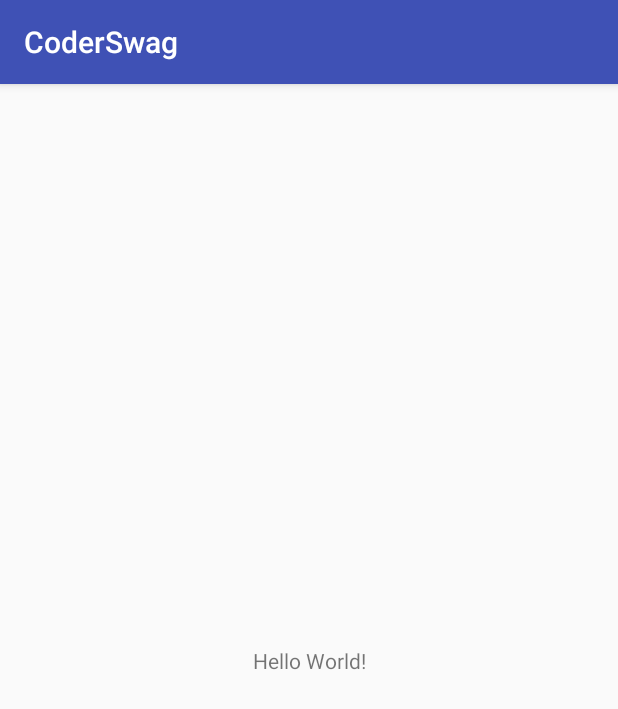
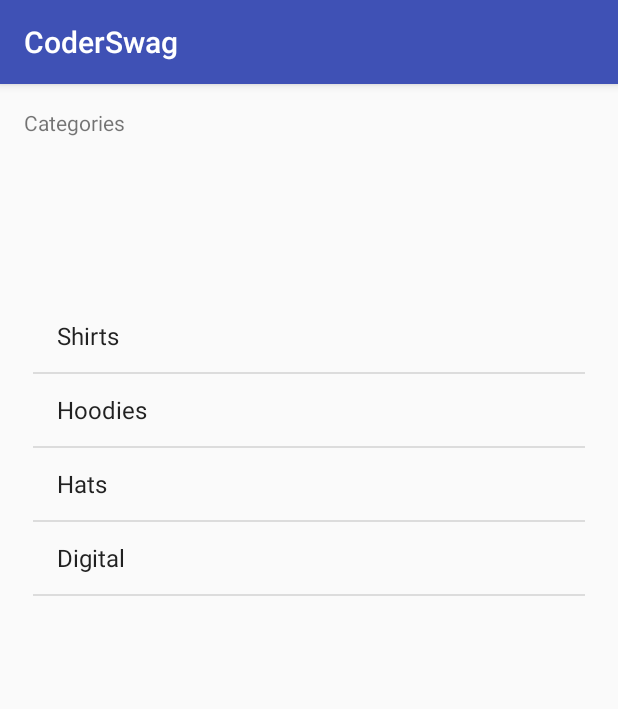
Before and after one commit to lutialberto/coderSwag, an Android app: the screen it shows after launch (MainActivity), on a phone screen of 412 x 824 dp. Shown: the top 709 px of the screen. Run offline under Robolectric (Android 15) with nearby library versions, the phone set to English and light mode, and no system bars.

Commit message:
category layout for list view added

```diff
--- a/app/src/main/java/com/example/betom/coderswag/controller/MainActivity.kt
+++ b/app/src/main/java/com/example/betom/coderswag/controller/MainActivity.kt
@@ -2,12 +2,23 @@ package com.example.betom.coderswag.controller
 
 import android.support.v7.app.AppCompatActivity
 import android.os.Bundle
+import android.widget.ArrayAdapter
 import com.example.betom.coderswag.R
+import com.example.betom.coderswag.model.Category
+import com.example.betom.coderswag.services.DataService
+import kotlinx.android.synthetic.main.activity_main.*
 
 class MainActivity : AppCompatActivity() {
+
+    lateinit var adapter: ArrayAdapter<Category>
 
     override fun onCreate(savedInstanceState: Bundle?) {
         super.onCreate(savedInstanceState)
         setContentView(R.layout.activity_main)
+
+        adapter = ArrayAdapter(this,
+                android.R.layout.simple_list_item_1,
+                DataService.categories)
+        categoryListView.adapter = adapter
     }
 }
--- a/app/src/main/java/com/example/betom/coderswag/model/Category.kt
+++ b/app/src/main/java/com/example/betom/coderswag/model/Category.kt
@@ -1,4 +1,8 @@
 package com.example.betom.coderswag.model
 
 class Category(val title: String, val image: String) {
+
+    override fun toString(): String {
+        return title
+    }
 }
--- a/app/src/main/java/com/example/betom/coderswag/services/DataService.kt
+++ b/app/src/main/java/com/example/betom/coderswag/services/DataService.kt
@@ -15,14 +15,14 @@ object DataService {
             Product("Devslopes Graphic Beanie","$18","hat01"),
             Product("Devslopes Hat Black","$20","hat02"),
             Product("Devslopes Hat White","$10","hat03"),
-            Product("Devslopes Hat Snapback","$22","hat04"),
+            Product("Devslopes Hat Snapback","$22","hat04")
     )
 
     val hoodies = listOf(
             Product("Devslopes Hoodie Gray","$28","hoodie01"),
             Product("Devslopes Hoodie Red","$32","hoodie02"),
             Product("Devslopes Gray Hoodie","$30","hoodie03"),
-            Product("Devslopes Black Hoodie","$29","hoodie04"),
+            Product("Devslopes Black Hoodie","$29","hoodie04")
     )
 
     val shirts = listOf(
--- a/app/src/main/res/layout/activity_main.xml
+++ b/app/src/main/res/layout/activity_main.xml
@@ -7,12 +7,26 @@
     tools:context=".controller.MainActivity">
 
     <TextView
+        android:id="@+id/textView"
         android:layout_width="wrap_content"
         android:layout_height="wrap_content"
-        android:text="Hello World!"
-        app:layout_constraintBottom_toBottomOf="parent"
-        app:layout_constraintLeft_toLeftOf="parent"
-        app:layout_constraintRight_toRightOf="parent"
+        android:layout_marginStart="16dp"
+        android:layout_marginTop="16dp"
+        android:text="Categories"
+        app:layout_constraintStart_toStartOf="parent"
         app:layout_constraintTop_toTopOf="parent" />
 
+    <ListView
+        android:id="@+id/categoryListView"
+        android:layout_width="368dp"
+        android:layout_height="516dp"
+        android:layout_marginBottom="8dp"
+        android:layout_marginEnd="8dp"
+        android:layout_marginStart="8dp"
+        android:layout_marginTop="8dp"
+        app:layout_constraintBottom_toBottomOf="parent"
+        app:layout_constraintEnd_toEndOf="parent"
+        app:layout_constraintHorizontal_bias="0.5"
+        app:layout_constraintStart_toStartOf="parent"
+        app:layout_constraintTop_toBottomOf="@+id/textView" />
 </android.support.constraint.ConstraintLayout>
```
Also changed, not shown: app/src/main/res/layout/category_list_item.xml (added, +35 -0 lines).
